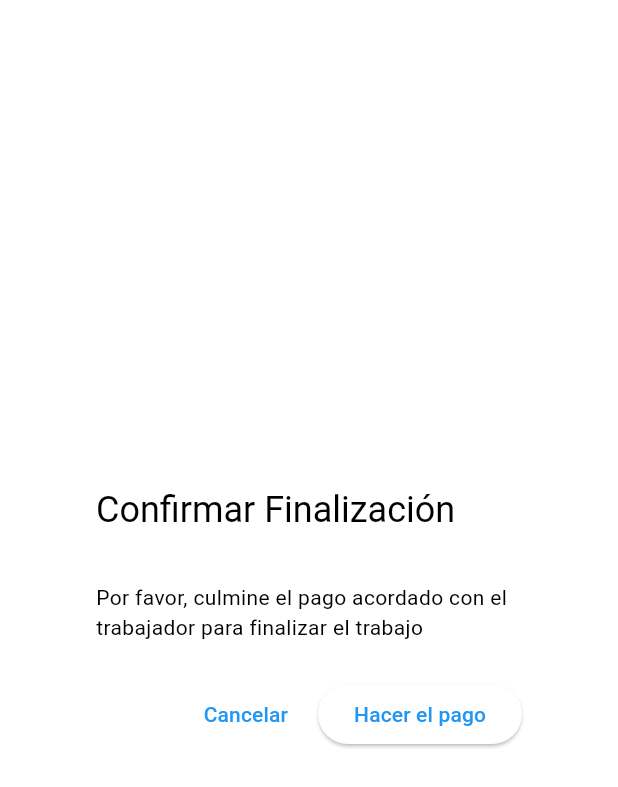
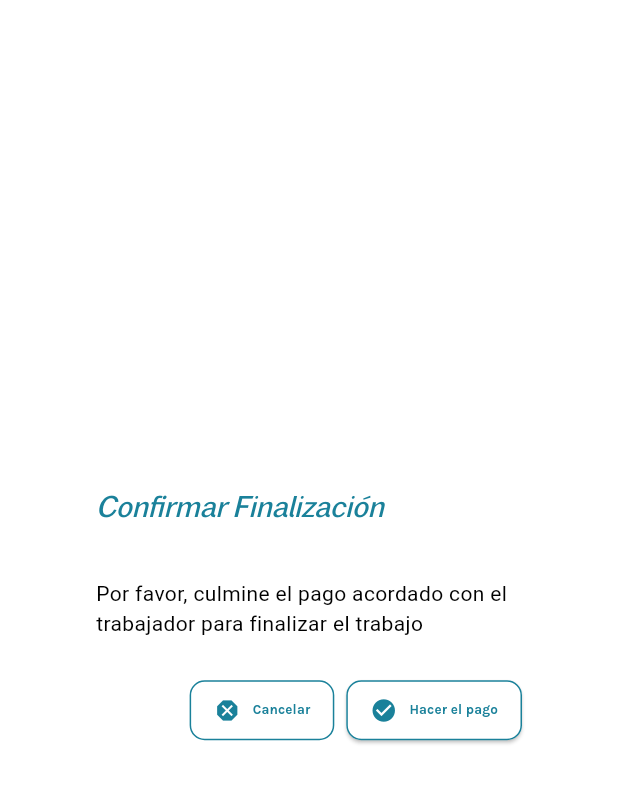
Before and after one commit to ManitoXpress/manitoscliente_new, a Flutter app: the ServiceCompletionDialog widget shown alone on an empty page, opened directly with empty values, on a phone screen of 412 x 824 dp. Shown: the top 787 px of the screen. Run offline on Flutter 3.47's test engine with Material 3 defaults, Android fonts, the phone set to English and light mode, and no system bars; our stand-ins replace cloud_firestore, firebase_auth, firebase_core, firebase_messaging, firebase_storage, flutter_local_notifications and 15 more; missing offline and left inert: app_tracking_transparency, firebase_app_check, flutter_wizard, jwt_decode, searchbar_animation; accounts and stored records are empty; network calls fail; statements that could not run were skipped.

Commit message:
update
update

```diff
--- a/lib/utils/imageComplete.dart
+++ b/lib/utils/imageComplete.dart
@@ -1,5 +1,7 @@
 import 'package:flutter/material.dart';
 import 'package:cloud_firestore/cloud_firestore.dart';
+import 'package:google_fonts/google_fonts.dart';
+import 'package:manitoscliente_new/Styles/stilo.dart';
 import 'package:manitoscliente_new/home.dart';
 
 class ServiceCompletionDialog extends StatefulWidget {
@@ -98,7 +100,9 @@ class _ServiceCompletionDialogState extends State<ServiceCompletionDialog> {
   @override
   Widget build(BuildContext context) {
     return AlertDialog(
-      title: Text('Confirmar Finalización'),
+      title: Text('Confirmar Finalización',
+      style: MyTextStyles.notification,
+      ),
       content: _isLoading
           ? Center(child: CircularProgressIndicator())
           : _isProcessingPayment
@@ -136,16 +140,53 @@ class _ServiceCompletionDialogState extends State<ServiceCompletionDialog> {
                       ],
                     ),
       actions: [
-        TextButton(
-          onPressed: () => Navigator.of(context).pop(false),
-          child: Text('Cancelar'),
+        TextButton.icon(
+        onPressed: () => Navigator.of(context).pop(false),
+        icon: Icon(Icons.dangerous, color: Color(0xFF1A819A)),
+        label: Text(
+          'Cancelar',
+          style: GoogleFonts.karla(
+            color: Color(0xFF1A819A),
+            fontSize: 9,
+            fontWeight: FontWeight.bold,
+          ),
         ),
-        if (!_isProcessingPayment)
-          ElevatedButton(
-            onPressed: _confirmCompletion,
-            child: Text('Hacer el pago'),
+        style: TextButton.styleFrom(
+          padding: EdgeInsets.symmetric(horizontal: 16, vertical: 8),
+          backgroundColor: Colors.white, // Fondo blanco del botón
+          shape: RoundedRectangleBorder(
+            borderRadius: BorderRadius.circular(10.0),
+            side: BorderSide(
+              color: Color(0xFF1A819A), // Borde del botón
+            ),
           ),
+        ),
+      ),
+      if (!_isProcessingPayment)
+        ElevatedButton.icon(
+          onPressed: _confirmCompletion,
+          icon: Icon(Icons.check_circle, color: Color(0xFF1A819A)),
+          label: Text(
+            'Hacer el pago',
+            style: GoogleFonts.karla(
+              color: Color(0xFF1A819A),
+              fontSize: 9,
+              fontWeight: FontWeight.bold,
+            ),
+          ),
+          style: ElevatedButton.styleFrom(
+            padding: EdgeInsets.symmetric(horizontal: 16, vertical: 8),
+            backgroundColor: Colors.white, // Fondo blanco del botón
+            shape: RoundedRectangleBorder(
+              borderRadius: BorderRadius.circular(10.0),
+              side: BorderSide(
+                color: Color(0xFF1A819A), // Borde del botón
+              ),
+            ),
+          ),
+        ),
+
       ],
     );
-  }
+ }
 }
```
